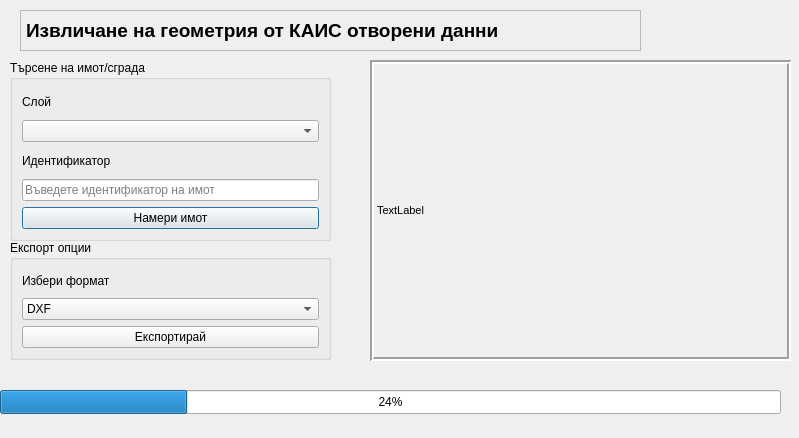
The window that forms/extractor_dialog_base.ui (Stanimir-ami/cadastral-extractor) describes before a commit, drawn with Qt 5.
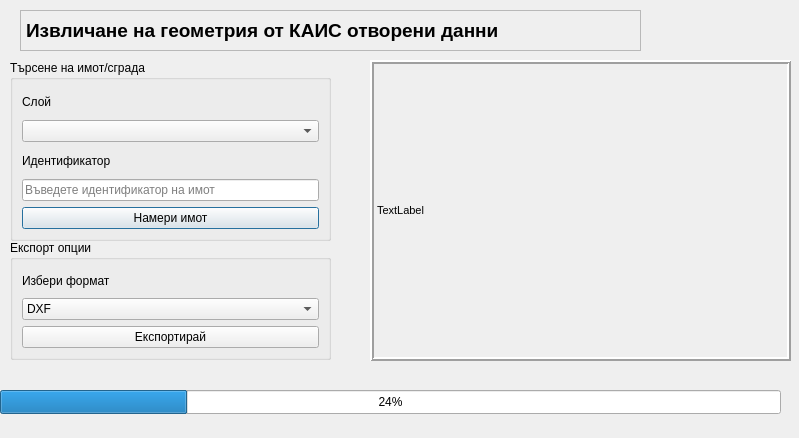
The same window after the commit.

Commit message: New info tab

Diff of the .ui file:
```diff
--- a/forms/extractor_dialog_base.ui
+++ b/forms/extractor_dialog_base.ui
@@ -203,7 +203,7 @@
     <enum>QFrame::Box</enum>
    </property>
    <property name="frameShadow">
-    <enum>QFrame::Sunken</enum>
+    <enum>QFrame::Raised</enum>
    </property>
    <property name="lineWidth">
     <number>2</number>
```
The commit also changes 2 other files.
